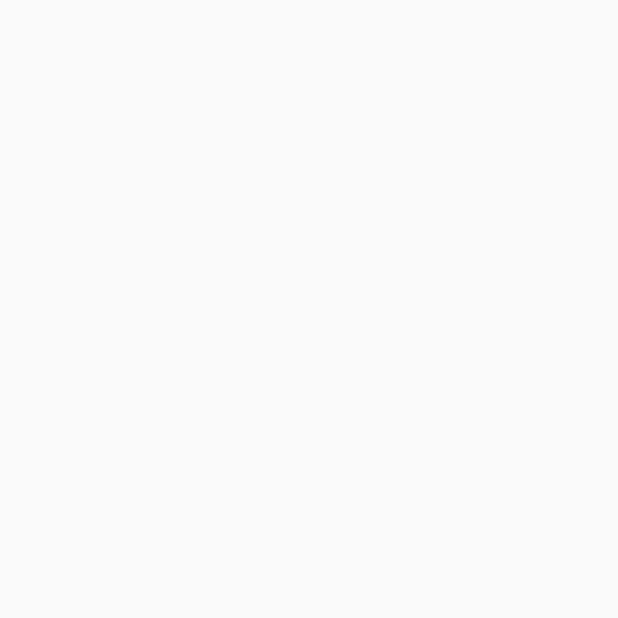
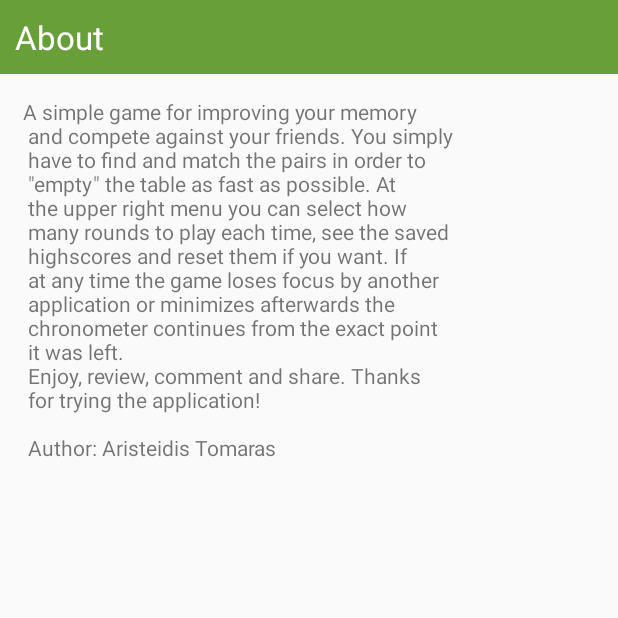
Before and after one commit to saavedra29/Test2, an Android app: the AboutActivity screen opened directly, with no data from a screen before it, on a phone screen of 412 x 824 dp, the top half of it. Before the commit the part shown is empty. Run offline under Robolectric (Android 15) with nearby library versions, the phone set to English and light mode, and no system bars.

Commit message:
About page created.

```diff
--- a/app/src/main/res/layout/activity_about.xml
+++ b/app/src/main/res/layout/activity_about.xml
@@ -1,13 +1,23 @@
 <?xml version="1.0" encoding="utf-8"?>
 <RelativeLayout
     xmlns:android="http://schemas.android.com/apk/res/android"
-    xmlns:tools="http://schemas.android.com/tools"
+    xmlns:app="http://schemas.android.com/apk/res-auto"
     android:layout_width="match_parent"
-    android:layout_height="match_parent"
-    android:paddingBottom="@dimen/activity_vertical_margin"
-    android:paddingLeft="@dimen/activity_horizontal_margin"
-    android:paddingRight="@dimen/activity_horizontal_margin"
-    android:paddingTop="@dimen/activity_vertical_margin"
-    tools:context=".AboutActivity">
+    android:layout_height="match_parent">
 
+    <TextView
+        android:layout_width="match_parent"
+        android:layout_height="wrap_content"
+        android:textAppearance="?android:attr/textAppearanceLarge"
+        android:text="@string/aboutLabel"
+        android:id="@+id/aboutHeader"
+        android:layout_alignParentTop="false"
+        android:padding="10dp"
+        android:background="?attr/colorPrimaryDark"
+        android:textColor="#FFFFFF"/>
+
+    <TextView android:layout_height="wrap_content" android:layout_width="match_parent"
+              android:layout_below="@id/aboutHeader"
+              android:text="@string/aboutText"
+              android:layout_margin="15dp"/>
 </RelativeLayout>
--- a/app/src/main/res/values/strings.xml
+++ b/app/src/main/res/values/strings.xml
@@ -7,6 +7,22 @@
     <string name="menu_settings">Rounds</string>
     <string name="highScoreLabel">Highscores</string>
     <string name="aboutLabel">About</string>
+    <string name="aboutText">
+        A simple game for improving your memory\n
+        and compete against your friends. You simply\n
+        have to find and match the pairs in order to\n
+        \"empty\" the table as fast as possible. At\n
+        the upper right menu you can select how\n
+        many rounds to play each time, see the saved\n
+        highscores and reset them if you want. If\n
+        at any time the game loses focus by another\n
+        application or minimizes afterwards the\n
+        chronometer continues from the exact point\n
+        it was left.\n
+        Enjoy, review, comment and share. Thanks\n
+        for trying the application!\n\n
+        Author: Aristeidis Tomaras
+    </string>
     <string-array name="stages_array">
         <item>1</item>
         <item>2</item>
```
